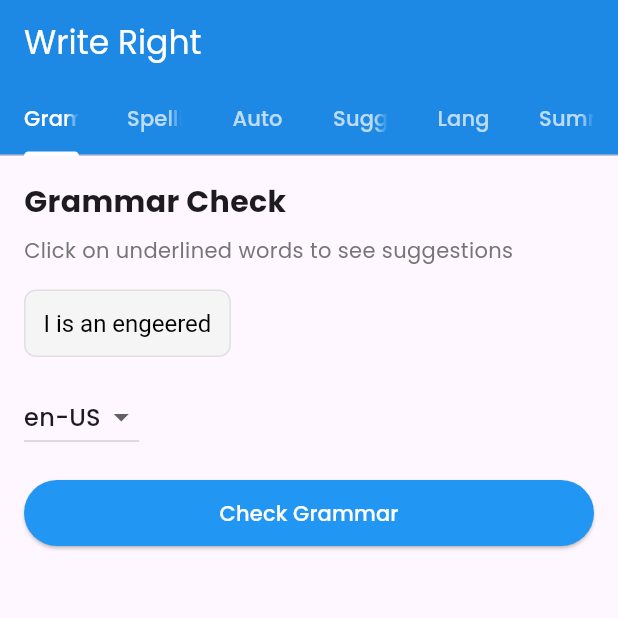
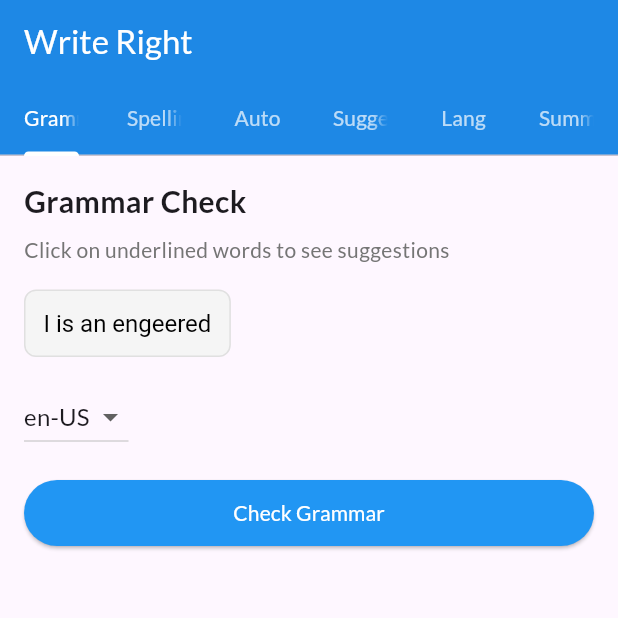
Before and after one commit to anjumArnab/Write-Right, a Flutter app: the screen it shows after launch, on a phone screen of 412 x 824 dp, the top half of it. Run offline on Flutter 3.47's test engine with Material 3 defaults, Android fonts, the phone set to English and light mode, and no system bars; our stand-ins replace google_fonts.

```diff
--- a/lib/main.dart
+++ b/lib/main.dart
@@ -1,5 +1,7 @@
 import 'package:flutter/material.dart';
 import 'package:google_fonts/google_fonts.dart';
+import 'package:provider/provider.dart';
+import 'package:write_right/provider/text_gears_provider.dart';
 import '../views/homepage.dart';
 
 void main() {
@@ -11,11 +13,14 @@ class WriteRight extends StatelessWidget {
 
   @override
   Widget build(BuildContext context) {
-    return MaterialApp(
-      title: 'Write Right',
-      debugShowCheckedModeBanner: false,
-      theme: ThemeData(textTheme: GoogleFonts.poppinsTextTheme()),
-      home: Homepage(),
+    return ChangeNotifierProvider(
+      create: (context) => TextGearsProvider(),
+      child: MaterialApp(
+        title: 'Write Right',
+        debugShowCheckedModeBanner: false,
+        theme: ThemeData(textTheme: GoogleFonts.latoTextTheme()),
+        home: Homepage(),
+      ),
     );
   }
 }
```
